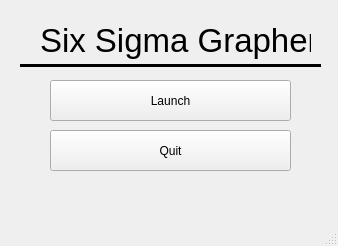
First picture: the form in SSGLM.ui, repository lulamae12/IAProject, before the edit.
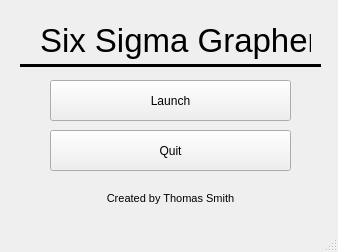
Second picture: the form after the edit.

Diff of the .ui file:
```diff
--- a/SSGLM.ui
+++ b/SSGLM.ui
@@ -7,7 +7,7 @@
     <x>0</x>
     <y>0</y>
     <width>338</width>
-    <height>246</height>
+    <height>252</height>
    </rect>
   </property>
   <property name="windowTitle">
@@ -77,6 +77,27 @@
      <string>Quit</string>
     </property>
    </widget>
+   <widget class="QLabel" name="label_2">
+    <property name="geometry">
+     <rect>
+      <x>50</x>
+      <y>190</y>
+      <width>241</width>
+      <height>16</height>
+     </rect>
+    </property>
+    <property name="font">
+     <font>
+      <pointsize>8</pointsize>
+     </font>
+    </property>
+    <property name="text">
+     <string>Created by Thomas Smith</string>
+    </property>
+    <property name="alignment">
+     <set>Qt::AlignCenter</set>
+    </property>
+   </widget>
   </widget>
   <widget class="QMenuBar" name="menubar">
    <property name="geometry">
```
